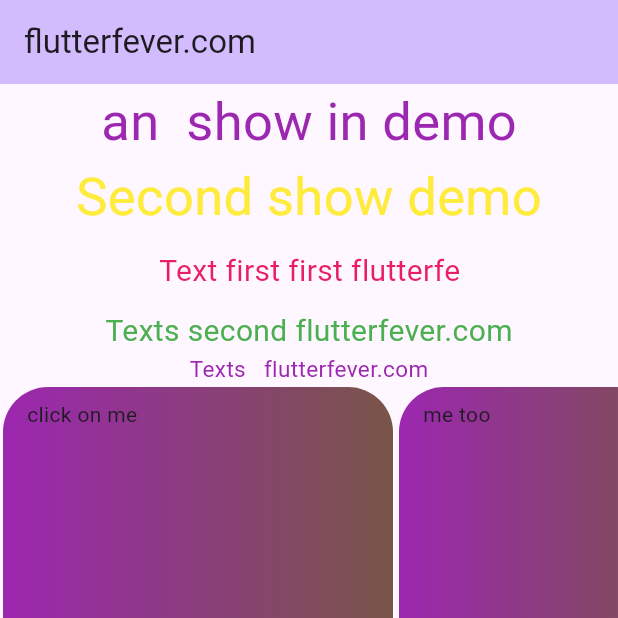
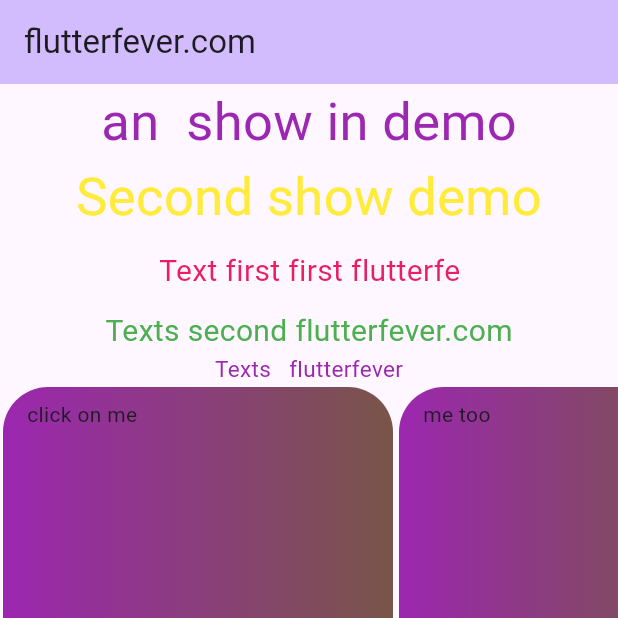
Before and after one commit to coderbaba0/showup_delayanimation, a Flutter app: the screen it shows after launch, on a phone screen of 412 x 824 dp, the top half of it. Run offline on Flutter 3.47's test engine with Material 2 defaults, Android fonts, the light colour scheme and no system bars.

```diff
--- a/lib/main.dart
+++ b/lib/main.dart
@@ -63,7 +63,7 @@
                     ),
                   ),
                   Text("Texts second flutterfever.com",style: TextStyle(color: Colors.green,fontSize: 20)),
-                  Text("Texts   flutterfever.com",style: TextStyle(color: Colors.purple,fontSize: 15)),
+                  Text("Texts   flutterfever",style: TextStyle(color: Colors.purple,fontSize: 15)),
                 ],
               ),
               delay: delayAmount + 900,
```
